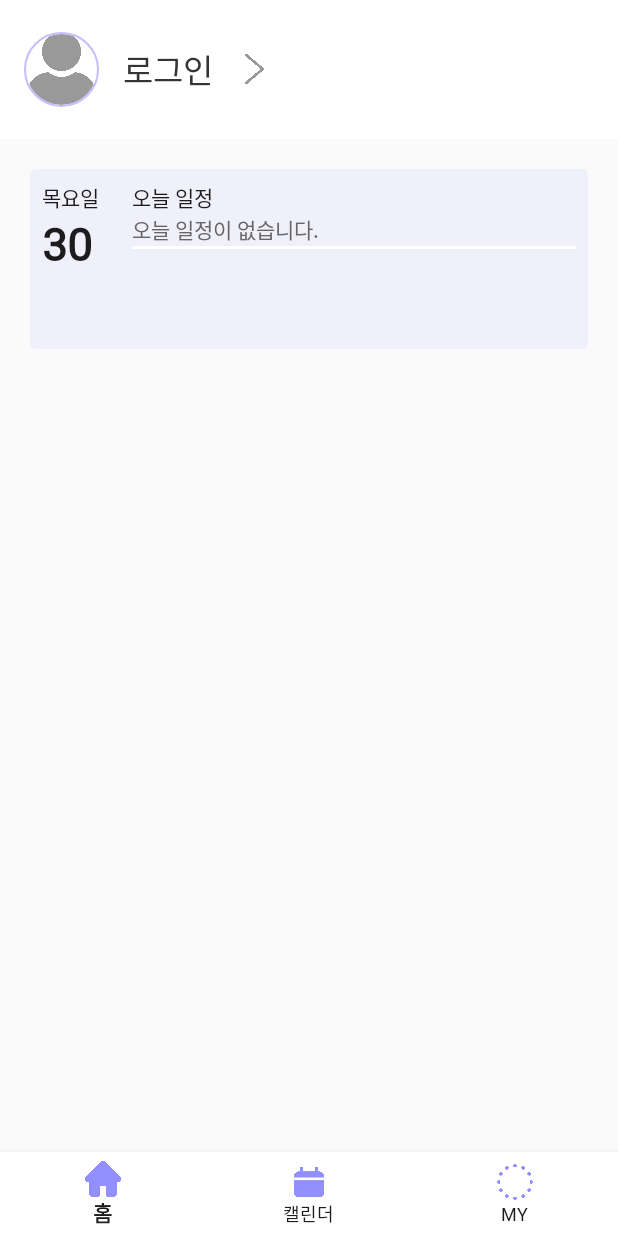
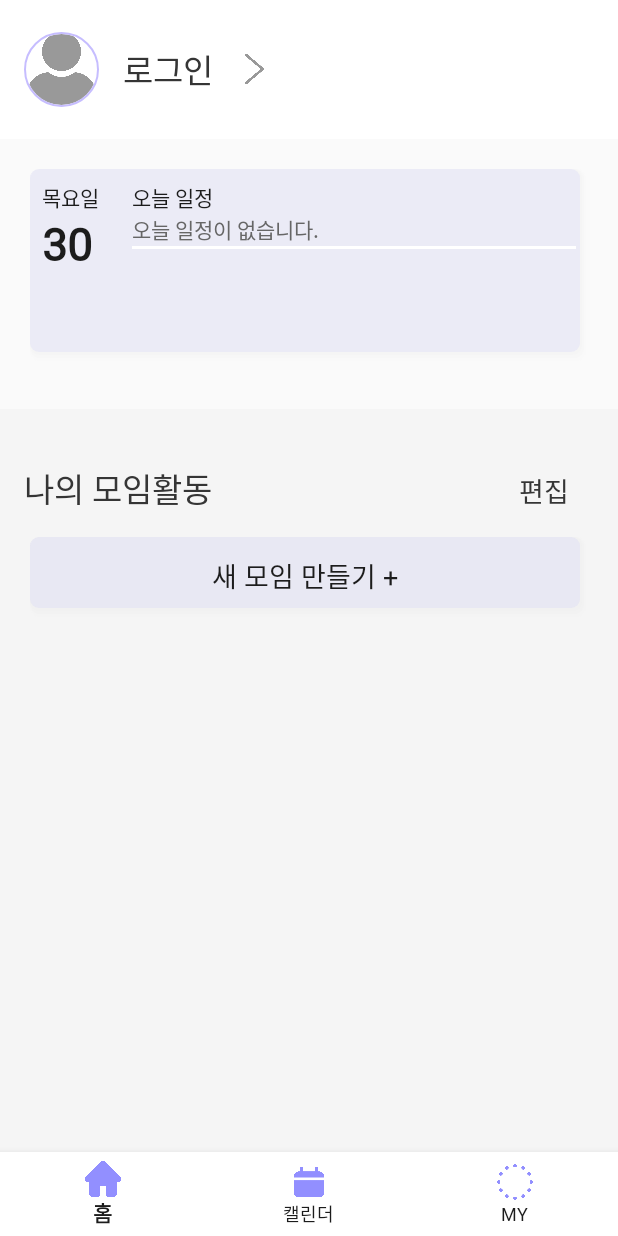
Before and after one commit to zivvon/MeetsAndroid, an Android app: the screen it shows after launch (MainActivity), on a phone screen of 412 x 824 dp. Run offline under Robolectric (Android 15) with nearby library versions, the phone set to English and light mode, and no system bars; our stand-ins replace CircleImageView.

Commit message:
메인화면(홈) 틀 개발완료

```diff
--- a/app/src/main/AndroidManifest.xml
+++ b/app/src/main/AndroidManifest.xml
@@ -16,9 +16,11 @@
                 <category android:name="android.intent.category.LAUNCHER" />
             </intent-filter>
         </activity>
+
         <activity android:name=".MainActivity">
 
         </activity>
+
     </application>
 
 </manifest>
--- a/app/src/main/java/com/example/meets/CalendarFragment.java
+++ b/app/src/main/java/com/example/meets/CalendarFragment.java
@@ -4,6 +4,7 @@ import android.os.Bundle;
 import android.view.LayoutInflater;
 import android.view.View;
 import android.view.ViewGroup;
+import android.widget.Button;
 
 import androidx.fragment.app.Fragment;
 
@@ -15,6 +16,7 @@ public class CalendarFragment extends Fragment {
     @Override
     public View onCreateView(LayoutInflater inflater, ViewGroup container,
                              Bundle savedInstanceState) {
+
         //Inflate the layout for this fragment
         return inflater.inflate(R.layout.fragment_calendar, container, false);
     }
--- a/app/src/main/java/com/example/meets/HomeFragment.java
+++ b/app/src/main/java/com/example/meets/HomeFragment.java
@@ -1,22 +1,66 @@
 package com.example.meets;
 
+import android.content.Context;
+import android.graphics.Color;
+import android.graphics.Typeface;
 import android.os.Bundle;
 import android.view.LayoutInflater;
 import android.view.View;
 import android.view.ViewGroup;
+import android.widget.Button;
+import android.widget.LinearLayout;
+import android.widget.TextView;
 
+import androidx.annotation.NonNull;
+import androidx.annotation.Nullable;
 import androidx.fragment.app.Fragment;
 
-public class HomeFragment extends Fragment {
+public class HomeFragment extends Fragment  {
+
+    Context ct;
+
+    LinearLayout meetsView;
+    Button createMeets;
 
     public HomeFragment() {
         // Required empty public constructor
     }
 
     @Override
-    public View onCreateView(LayoutInflater inflater, ViewGroup container,
+    public void onCreate(Bundle savedInstanceState) {
+        super.onCreate(savedInstanceState);
+    }
+
+    @Nullable
+    @Override
+    public View onCreateView(@NonNull LayoutInflater inflater, ViewGroup container,
                              Bundle savedInstanceState) {
-        //Inflate the layout for this fragment
-        return inflater.inflate(R.layout.fragment_home, container, false);
+        View view = inflater.inflate(R.layout.fragment_home, container, false);
+
+        meetsView = view.findViewById(R.id.meetsView);
+        createMeets = view.findViewById(R.id.createMeets);
+
+        ct = container.getContext();
+
+        createMeets.setOnClickListener(new View.OnClickListener() {
+            @Override
+            public void onClick(View view) {
+                createMeets();
+            }
+        });
+        return view;
+    }
+
+    private void createMeets(){
+        TextView textViewNm = new TextView(ct);
+        textViewNm.setText("새로운 모임 추가");
+        textViewNm.setTextSize(12);
+        textViewNm.setTypeface(null, Typeface.BOLD);
+        textViewNm.setId(0);
+        LinearLayout.LayoutParams param = new LinearLayout.LayoutParams(LinearLayout.LayoutParams.MATCH_PARENT,
+                LinearLayout.LayoutParams.WRAP_CONTENT);
+        textViewNm.setLayoutParams(param);
+        textViewNm.setBackgroundColor(Color.rgb(255, 255, 255));
+        meetsView.addView(textViewNm);
     }
 }
--- a/app/src/main/java/com/example/meets/MainActivity.java
+++ b/app/src/main/java/com/example/meets/MainActivity.java
@@ -42,5 +42,6 @@ public class MainActivity extends AppCompatActivity {
                 return false;
             }
         });
+
     }
 }
--- a/app/src/main/java/com/example/meets/TaTCalendarWeekActivity.java
+++ b/app/src/main/java/com/example/meets/TaTCalendarWeekActivity.java
@@ -9,6 +9,8 @@ import android.view.ViewGroup;
 import androidx.annotation.Nullable;
 import androidx.appcompat.app.AppCompatActivity;
 import androidx.viewpager.widget.ViewPager;
+
+import static com.example.meets.R.layout.activity_week_calendar;
 
 /**
  * Created by kitte on 2016-12-29.
@@ -23,7 +25,7 @@ public class TaTCalendarWeekActivity extends AppCompatActivity implements TaTCal
     @Override
     protected void onCreate(@Nullable Bundle savedInstanceState) {
         super.onCreate(savedInstanceState);
-        setContentView(R.layout.activity_week_calendar);
+        setContentView(activity_week_calendar);
 
         viewPager = (ViewPager)findViewById(R.id.calendar_week_pager);
         taTCalendarWeekAdapter = new TaTCalendarWeekAdapter(getSupportFragmentManager());
--- a/app/src/main/java/com/example/meets/widget/TaTCalendarView.java
+++ b/app/src/main/java/com/example/meets/widget/TaTCalendarView.java
@@ -10,8 +10,6 @@ import android.view.View;
 import android.view.ViewGroup;
 
 import androidx.viewpager.widget.ViewPager;
-
-import com.example.meets.R;
 
 import java.util.Calendar;
 
--- a/app/src/main/java/com/example/meets/widget/TaTCalendarWeekView.java
+++ b/app/src/main/java/com/example/meets/widget/TaTCalendarWeekView.java
@@ -8,8 +8,6 @@ import android.view.View;
 import android.view.ViewGroup;
 
 import androidx.viewpager.widget.ViewPager;
-
-import com.example.meets.R;
 
 import java.util.Calendar;
 
--- a/app/src/main/res/drawable/home_schedule_box.xml
+++ b/app/src/main/res/drawable/home_schedule_box.xml
@@ -1,7 +1,55 @@
 <?xml version="1.0" encoding="utf-8"?>
-<shape
-    xmlns:android="http://schemas.android.com/apk/res/android"
-    android:shape="rectangle">
-    <solid android:color="#1A928FFF" />
-    <corners android:radius="6px" />
-</shape>
+<layer-list xmlns:android="http://schemas.android.com/apk/res/android" >
+
+<!-- Drop Shadow Stack -->
+<item>
+    <shape>
+        <padding
+            android:bottom="2dp"
+            android:right="1.5dp" />
+
+        <solid android:color="#00CCCCCC" />
+        <corners android:radius="6dp" />
+    </shape>
+</item>
+<item>
+    <shape>
+        <padding
+            android:bottom="2dp"
+            android:right="1.5dp" />
+
+        <solid android:color="#06CCCCCC" />
+        <corners android:radius="6dp" />
+    </shape>
+</item>
+<item>
+    <shape>
+        <padding
+            android:bottom="2dp"
+            android:right="1.5dp" />
+
+        <solid android:color="#09CCCCCC" />
+        <corners android:radius="6dp" />
+    </shape>
+</item>
+<item>
+    <shape>
+        <padding
+            android:bottom="2dp"
+            android:right="1.5dp" />
+
+        <solid android:color="#0BCCCCCC" />
+        <corners android:radius="6dp" />
+    </shape>
+</item>
+
+
+<!-- Background -->
+<item>
+    <shape>
+        <solid android:color="#1A928FFF" />
+        <corners android:radius="6dp" />
+    </shape>
+</item>
+
+</layer-list>
--- a/app/src/main/res/layout/fragment_calendar.xml
+++ b/app/src/main/res/layout/fragment_calendar.xml
@@ -1,14 +1,14 @@
 <?xml version="1.0" encoding="utf-8"?>
-<FrameLayout xmlns:android="http://schemas.android.com/apk/res/android"
+<LinearLayout xmlns:android="http://schemas.android.com/apk/res/android"
     xmlns:tools="http://schemas.android.com/tools"
     android:layout_width="match_parent"
     android:layout_height="match_parent"
     tools:context=".CalendarFragment">
 
-    <!-- TODO: Update blank fragment layout -->
-    <TextView
+    <Button
+        android:id="@+id/calendar_month_btn"
         android:layout_width="match_parent"
-        android:layout_height="match_parent"
-        android:text="hello! blank fragment" />
+        android:layout_height="wrap_content"
+        android:text="월 별"/>
 
-</FrameLayout>
+</LinearLayout>
--- a/app/src/main/res/layout/fragment_home.xml
+++ b/app/src/main/res/layout/fragment_home.xml
@@ -55,7 +55,7 @@
 
     <LinearLayout
         android:layout_width="match_parent"
-        android:layout_height="120dp"
+        android:layout_height="130dp"
         android:layout_margin="20dp"
         android:padding="8dp"
         android:background="@drawable/home_schedule_box"
@@ -114,4 +114,78 @@
 
     </LinearLayout>
 
+    <LinearLayout
+        android:layout_width="match_parent"
+        android:layout_height="match_parent"
+        android:background="#f5f5f5"
+        android:layout_marginTop="10dp"
+        android:orientation="vertical">
+
+        <LinearLayout
+            android:layout_width="match_parent"
+            android:layout_height="wrap_content"
+            android:layout_marginTop="20dp"
+            android:orientation="horizontal">
+
+            <TextView
+                android:layout_width="match_parent"
+                android:layout_height="wrap_content"
+                android:layout_weight="1"
+                android:layout_margin="16dp"
+                android:textColor="#353535"
+                android:textSize="22dp"
+                android:text="나의 모임활동"
+                android:textStyle="normal" />
+
+            <TextView
+                android:layout_width="match_parent"
+                android:layout_height="wrap_content"
+                android:layout_weight="4"
+                android:layout_margin="16dp"
+                android:textColor="#353535"
+                android:textSize="18dp"
+                android:text="편집"
+                android:textStyle="normal" />
+
+        </LinearLayout>
+
+        <LinearLayout
+            android:layout_width="match_parent"
+            android:layout_height="55dp"
+            android:layout_marginLeft="20dp"
+            android:layout_marginRight="20dp"
+            android:paddingTop="2dp"
+            android:paddingBottom="8dp"
+            android:gravity="center"
+            android:background="@drawable/home_schedule_box"
+            android:orientation="horizontal">
+
+            <Button
+                android:id="@+id/createMeets"
+                android:layout_width="match_parent"
+                android:layout_height="wrap_content"
+                android:text="새 모임 만들기 +"
+                android:textStyle="normal"
+                android:textSize="18dp"
+                android:textColor="@color/black"/>
+
+        </LinearLayout>
+
+        <ScrollView
+            android:layout_width="match_parent"
+            android:layout_height="match_parent">
+
+            <LinearLayout
+                android:id="@+id/meetsView"
+                android:layout_width="match_parent"
+                android:layout_height="match_parent"
+                android:layout_marginLeft="20dp"
+                android:layout_marginRight="20dp"
+                android:padding="8dp"
+                android:orientation="vertical" />
+
+        </ScrollView>
+
+    </LinearLayout>
+
 </LinearLayout>
```
